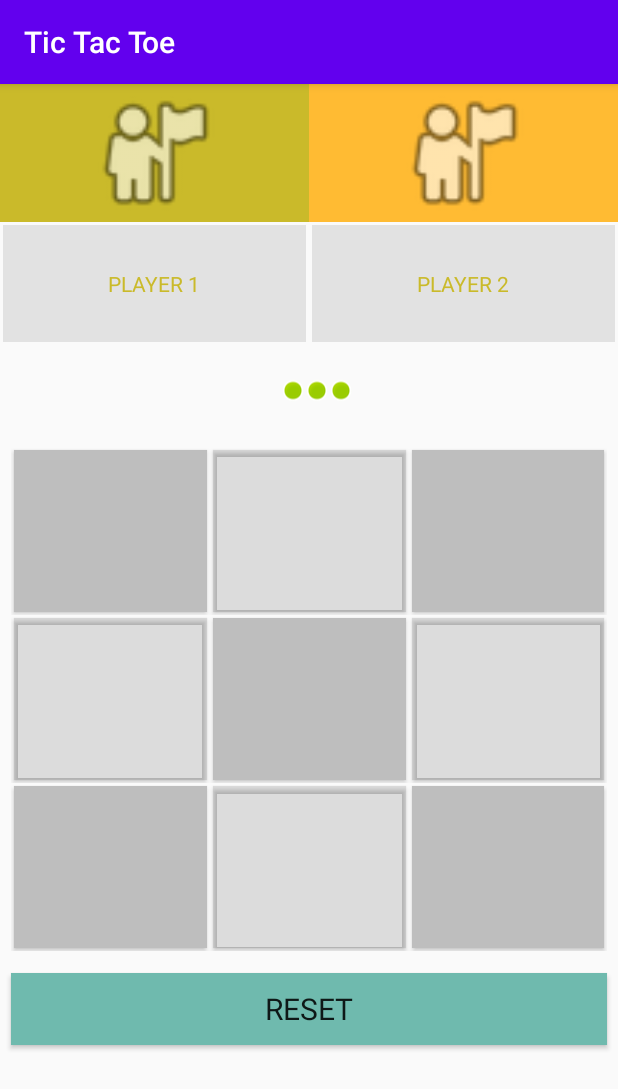
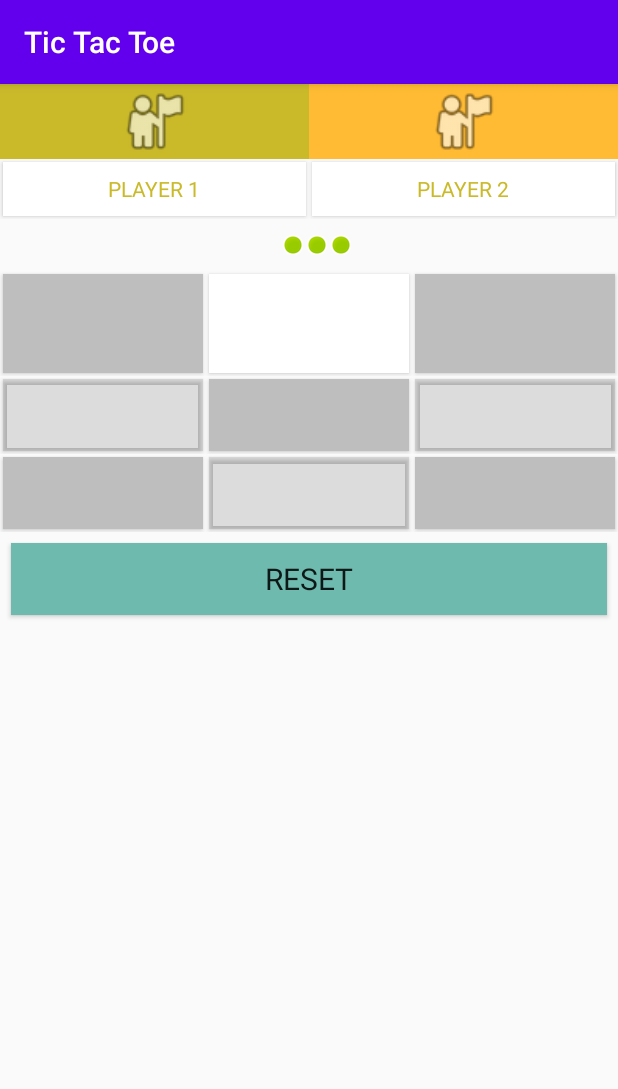
Before and after one commit to yashi12/tic-tac-toe, an Android app: the screen it shows after launch (MainActivity), on a phone screen of 412 x 824 dp. Shown: the top 1089 px of the screen. Run offline under Robolectric (Android 15) with nearby library versions, the phone set to English and light mode, and no system bars.

Commit message:
tic tac toe

```diff
--- a/app/src/main/java/com/example/tictactoe/MainActivity.kt
+++ b/app/src/main/java/com/example/tictactoe/MainActivity.kt
@@ -12,11 +12,8 @@ class MainActivity : AppCompatActivity(), View.OnClickListener {
     var boad_status = Array(3) { IntArray(3) }
     lateinit var board: Array<Array<Button>>
     override fun onCreate(savedInstanceState: Bundle?) {
-        Log.d("choose","-1")
         super.onCreate(savedInstanceState)
-        Log.d("choose","-2")
         setContentView(R.layout.activity_main)
-    //    Log.d("choose","0")
         board = arrayOf(
             arrayOf(id_button1, id_button2, id_button3),
             arrayOf(id_button4, id_button5, id_button6),
@@ -24,9 +21,9 @@ class MainActivity : AppCompatActivity(), View.OnClickListener {
         )
         resetboard()
         Log.d("choose","1")
-     //   initializeboard()
+        initializeboard()
         Log.d("choose","2")
-     //   chooseplayer()
+        chooseplayer()
         Log.d("choose","3")
         for (i in board) {
             for (button in i) {
--- a/app/src/main/res/layout/activity_main.xml
+++ b/app/src/main/res/layout/activity_main.xml
@@ -1,12 +1,11 @@
 <?xml version="1.0" encoding="utf-8"?>
 <LinearLayout xmlns:android="http://schemas.android.com/apk/res/android"
 
-    xmlns:app="http://schemas.android.com/apk/res-auto"
+
     xmlns:tools="http://schemas.android.com/tools"
     android:layout_width="match_parent"
-    android:layout_height="match_parent"
+    android:layout_height="wrap_content"
     android:orientation="vertical"
-    android:weightSum="7"
     tools:context=".MainActivity">
 
     <LinearLayout
@@ -14,15 +13,16 @@
         android:layout_width="match_parent"
         android:layout_height="wrap_content"
         android:orientation="horizontal"
-        android:layout_weight="1">
+        android:weightSum="2">
 
         <ImageView
             android:id="@+id/id_left_player"
             android:layout_width="wrap_content"
-            android:layout_height="match_parent"
+            android:layout_height="50dp"
             android:layout_weight="1"
             android:background="@color/goldenYellow"
-            app:srcCompat="@android:drawable/ic_menu_myplaces" />
+            android:src="@android:drawable/ic_menu_myplaces"
+             />
 
         <ImageView
             android:id="@+id/id_right_player"
@@ -30,16 +30,16 @@
             android:layout_height="match_parent"
             android:layout_weight="1"
             android:background="@android:color/holo_orange_light"
-            app:srcCompat="@android:drawable/ic_menu_myplaces" />
+            android:src="@android:drawable/ic_menu_myplaces" />
 
     </LinearLayout>
 
     <LinearLayout
         android:id="@+id/id_player_name"
         android:layout_width="match_parent"
-        android:layout_height="wrap_content"
-        android:layout_weight="0.5"
-        android:orientation="horizontal">
+        android:layout_height="40dp"
+        android:orientation="horizontal"
+        android:weightSum="2">
 
 
         <Button
@@ -48,8 +48,8 @@
             android:layout_width="match_parent"
             android:layout_height="match_parent"
             android:layout_weight="1"
-            android:background="?android:attr/textColorHighlight"
-            android:backgroundTint="@android:color/secondary_text_dark"
+            android:background="@android:color/white"
+
             android:text="PLAYER 1"
             android:textColor="@color/goldenYellow" />
 
@@ -59,8 +59,8 @@
             android:layout_width="match_parent"
             android:layout_height="match_parent"
             android:layout_weight="1"
-            android:background="?android:attr/textColorHighlightInverse"
-            android:backgroundTint="@android:color/secondary_text_dark"
+            android:background="@android:color/white"
+
             android:text="PLAYER 2"
             android:textColor="@color/goldenYellow" />
 
@@ -70,8 +70,7 @@
         android:id="@+id/id_win_game_icon"
         style="@style/margin"
         android:layout_width="match_parent"
-        android:layout_height="wrap_content"
-        android:layout_weight="0.5"
+        android:layout_height="20dp"
         android:orientation="horizontal">
 
 
@@ -80,36 +79,26 @@
             android:layout_width="wrap_content"
             android:layout_height="match_parent"
             android:layout_marginStart="180dp"
-            app:srcCompat="@android:drawable/presence_online" />
+            android:src="@android:drawable/presence_online" />
 
         <ImageView
             android:id="@+id/id_circle2"
             android:layout_width="wrap_content"
             android:layout_height="match_parent"
-            app:srcCompat="@android:drawable/presence_online" />
+            android:src="@android:drawable/presence_online" />
 
         <ImageView
             android:id="@+id/id_circle3"
             android:layout_width="wrap_content"
             android:layout_height="match_parent"
-            app:srcCompat="@android:drawable/presence_online" />
+            android:src="@android:drawable/presence_online" />
 
     </LinearLayout>
 
-    <LinearLayout
-        style="@style/margin"
-        android:layout_width="match_parent"
-        android:layout_height="wrap_content"
-        android:layout_weight="3"
-        android:orientation="vertical"
-        android:weightSum="3"
-        app:layout_constraintTop_toBottomOf="@+id/id_player_name">
-
         <LinearLayout
             android:layout_width="match_parent"
-            android:layout_height="match_parent"
-            android:layout_weight="1">
-
+            android:layout_height="70dp"
+            >
             <Button
                 android:id="@+id/id_button1"
                 style="@style/marginsmall"
@@ -125,8 +114,7 @@
                 android:layout_width="match_parent"
                 android:layout_height="match_parent"
                 android:layout_weight="1"
-                android:background="@android:color/background_dark"
-                android:backgroundTint="?attr/colorControlHighlight" />
+                android:background="@android:color/background_light" />
 
             <Button
                 android:id="@+id/id_button3"
@@ -135,13 +123,13 @@
                 android:layout_height="match_parent"
                 android:layout_weight="1"
                 android:background="@android:color/background_dark"
-                android:backgroundTint="@android:color/secondary_text_dark" />
+                android:backgroundTint="@android:color/secondary_text_dark"/>
         </LinearLayout>
 
         <LinearLayout
             android:layout_width="match_parent"
             android:layout_height="match_parent"
-            android:layout_weight="1">
+            >
 
             <Button
                 android:id="@+id/id_button4"
@@ -174,7 +162,7 @@
         <LinearLayout
             android:layout_width="match_parent"
             android:layout_height="match_parent"
-            android:layout_weight="1">
+            android:weightSum="3">
 
             <Button
                 android:id="@+id/id_button7"
@@ -204,7 +192,6 @@
                 android:backgroundTint="@android:color/secondary_text_dark" />
         </LinearLayout>
 
-    </LinearLayout>
 
     <Button
         android:id="@+id/id_reset"
```
